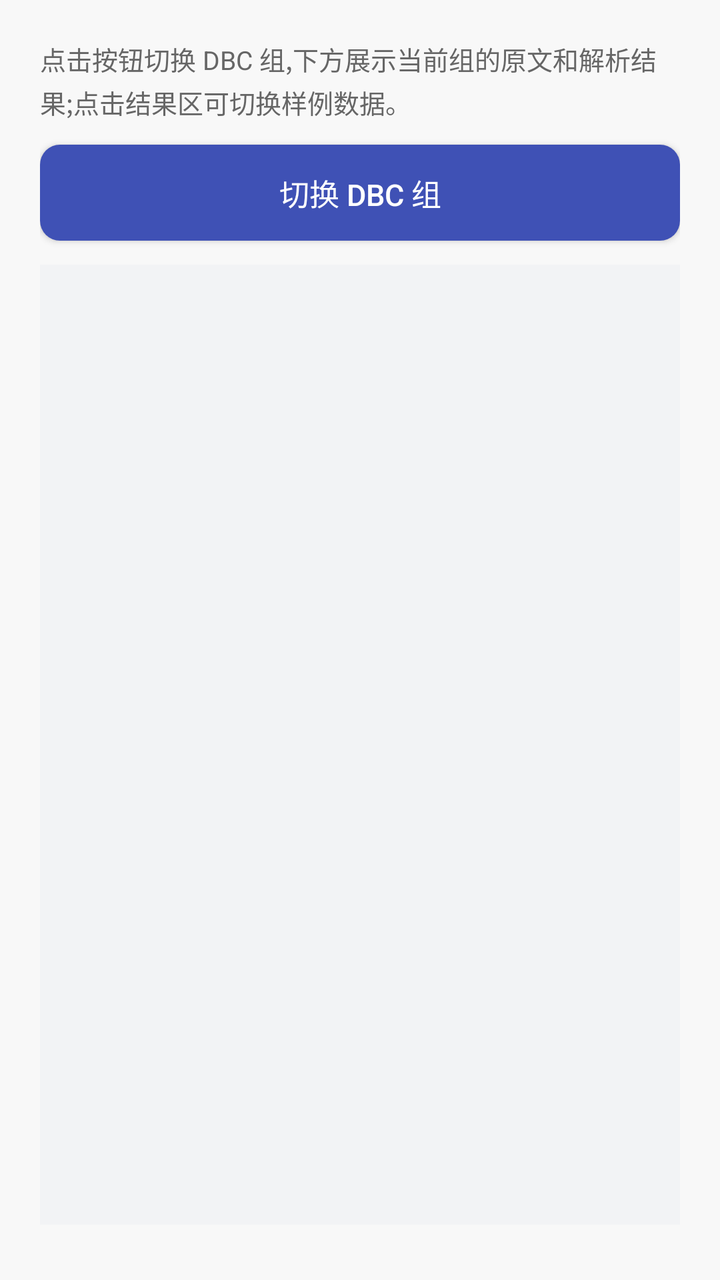
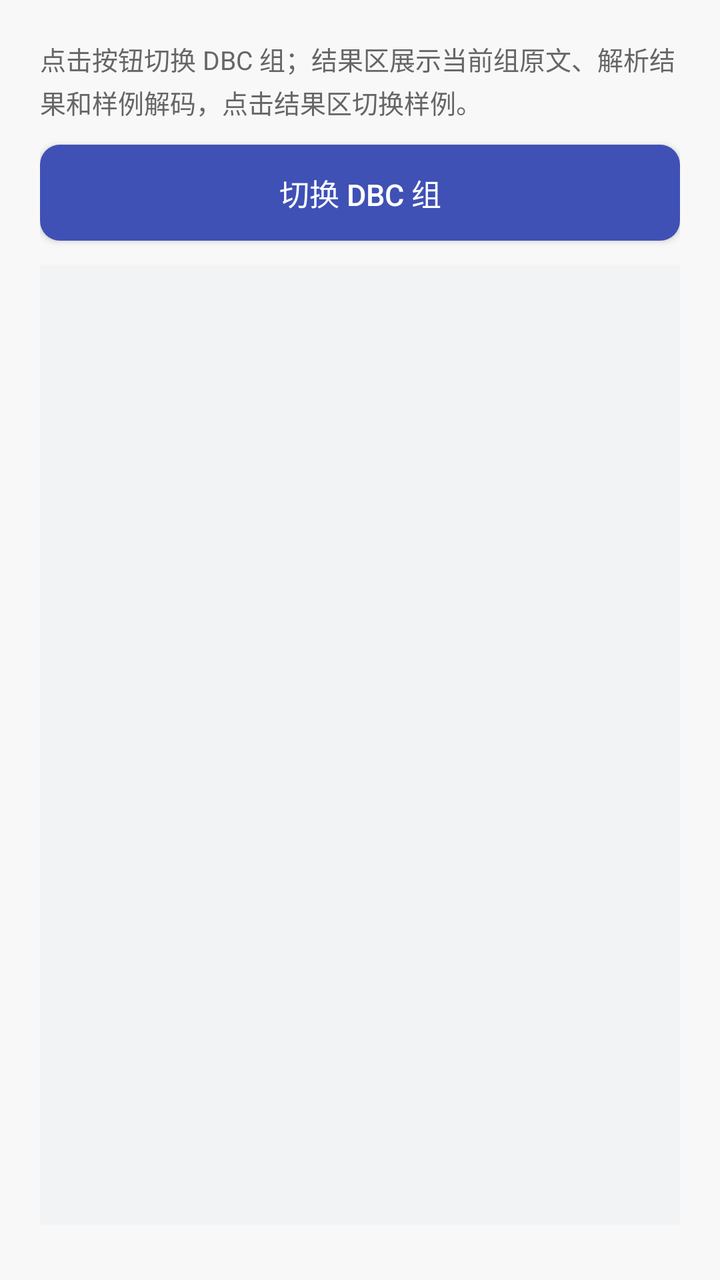

The first picture is an Android layout as it rendered before a commit; the second is the same layout after the commit. The layout source and the unified diff follow.
<!-- AndroidManifest.xml: application theme MyAppTheme -->
<!-- res/layout/activity_dbc_signal_demo.xml -->
<?xml version="1.0" encoding="utf-8"?>
<ScrollView xmlns:android="http://schemas.android.com/apk/res/android"
    android:layout_width="match_parent"
    android:layout_height="match_parent"
    android:background="@color/skin_bg_page"
    android:fillViewport="true">

    <LinearLayout
        android:layout_width="match_parent"
        android:layout_height="wrap_content"
        android:orientation="vertical"
        android:padding="20dp">

        <TextView
            android:layout_width="match_parent"
            android:layout_height="wrap_content"
            android:lineSpacingExtra="3dp"
            android:text="点击按钮切换 DBC 组,下方展示当前组的原文和解析结果;点击结果区可切换样例数据。"
            android:textColor="@color/skin_text_secondary"
            android:textSize="13sp" />

        <Button
            android:id="@+id/btnDecode"
            android:layout_width="match_parent"
            android:layout_height="48dp"
            android:layout_marginTop="12dp"
            android:background="@drawable/demo_bg_button"
            android:text="切换 DBC 组"
            android:textAllCaps="false"
            android:textColor="@color/white"
            android:textSize="15sp" />

        <TextView
            android:id="@+id/tvResult"
            android:layout_width="match_parent"
            android:layout_height="wrap_content"
            android:layout_marginTop="12dp"
            android:background="@color/skin_bg_chip"
            android:fontFamily="monospace"
            android:lineSpacingExtra="4dp"
            android:minHeight="480dp"
            android:padding="12dp"
            android:textColor="@color/skin_text_primary"
            android:textSize="13sp" />

    </LinearLayout>

</ScrollView>
<!-- resources referenced by this layout -->
<resources>
  <color name="skin_bg_chip">#FFF2F3F5</color>
  <color name="skin_bg_page">#FFF8F8F8</color>
  <color name="skin_text_primary">#FF333333</color>
  <color name="skin_text_secondary">#FF666666</color>
  <color name="white">#FFFFFF</color>
  <!-- drawable demo_bg_button (drawable) -->
  <?xml version="1.0" encoding="utf-8"?>
  <selector xmlns:android="http://schemas.android.com/apk/res/android">
  
      <item android:state_enabled="false">
          <shape android:shape="rectangle">
              <solid android:color="@color/gray_cc" />
              <corners android:radius="@dimen/dimen_10" />
          </shape>
      </item>
  
      <item android:state_pressed="true">
          <shape android:shape="rectangle">
              <solid android:color="@color/colorPrimaryDark" />
              <corners android:radius="@dimen/dimen_10" />
          </shape>
      </item>
  
      <item>
          <shape android:shape="rectangle">
              <solid android:color="@color/colorPrimary" />
              <corners android:radius="@dimen/dimen_10" />
          </shape>
      </item>
  
  </selector>
  <style name="MyAppTheme" parent="AppTheme">
          
          <item name="android:windowAnimationStyle">@style/ActivityAnimTheme</item>
      </style>
  <color name="gray_cc">#cccccc</color>
  <dimen name="dimen_10">10dp</dimen>
  <color name="colorPrimaryDark">#303F9F</color>
  <color name="colorPrimary">#3F51B5</color>
  <style name="AppTheme" parent="Theme.AppCompat.Light.NoActionBar">
          
          <item name="colorPrimary">@color/colorPrimary</item>
          <item name="colorPrimaryDark">@color/colorPrimaryDark</item>
          <item name="colorAccent">@color/colorAccent</item>
          <item name="android:windowBackground">@color/white</item>
      </style>
  <style name="ActivityAnimTheme" parent="@android:style/Animation.Activity">
          <item name="android:activityOpenEnterAnimation">@anim/abs_activity_open_enter</item>
          <item name="android:activityOpenExitAnimation">@anim/abs_activity_open_exit</item>
          <item name="android:activityCloseEnterAnimation">@anim/abs_activity_close_enter</item>
          <item name="android:activityCloseExitAnimation">@anim/abs_activity_close_exit</item>
      </style>
  <color name="colorAccent">#FF4081</color>
</resources>

<!-- the commit's change to res/layout/activity_dbc_signal_demo.xml (unified diff, before → after) -->
@@ -15,7 +15,7 @@
             android:layout_width="match_parent"
             android:layout_height="wrap_content"
             android:lineSpacingExtra="3dp"
-            android:text="点击按钮切换 DBC 组,下方展示当前组的原文和解析结果;点击结果区可切换样例数据。"
+            android:text="点击按钮切换 DBC 组；结果区展示当前组原文、解析结果和样例解码，点击结果区切换样例。"
             android:textColor="@color/skin_text_secondary"
             android:textSize="13sp" />
 
